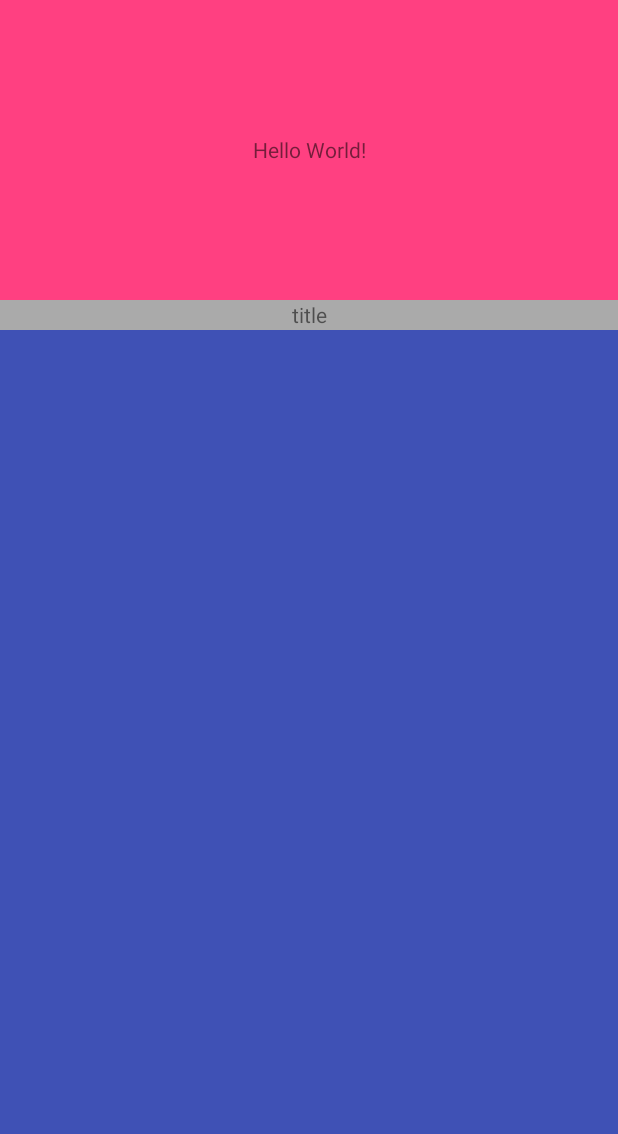
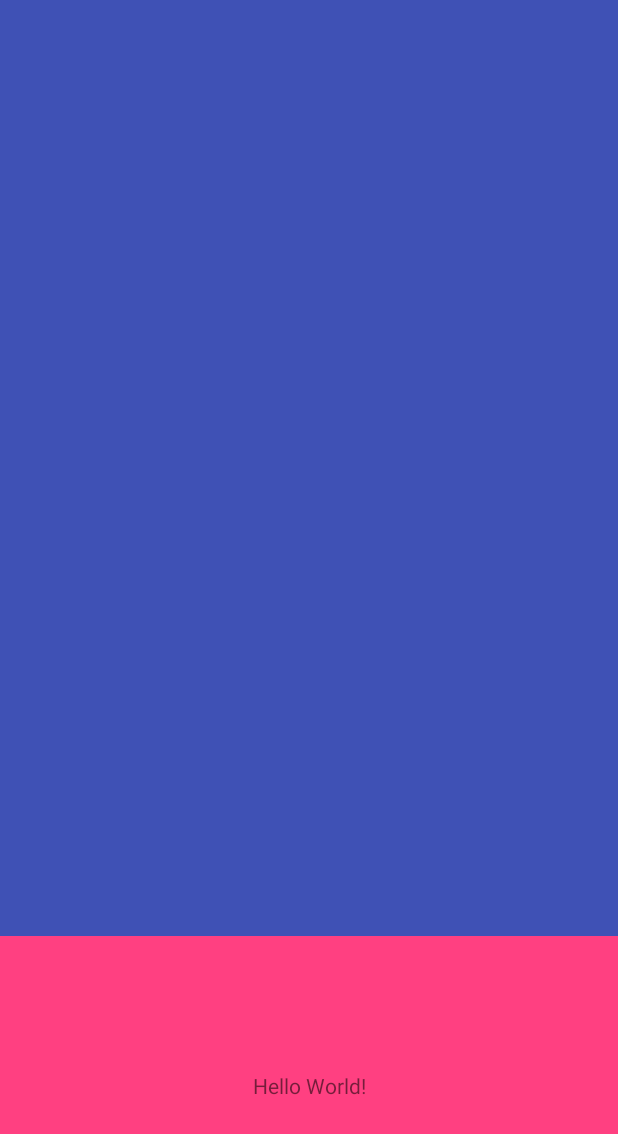
Before and after one commit to AoEiuV020/KotlinDemo, an Android app: the layout activity_nested.xml on its own in the app's theme, with its tools: preview values and no code run, on a phone screen of 412 x 824 dp. Shown: the top 1134 px of the screen. Run offline under Robolectric (Android 15) with nearby library versions, the phone set to English and light mode, and no system bars.

Commit message:
搞出footer效果

```diff
--- a/app/src/main/java/cc/aoeiuv020/demo/NestedActivity.kt
+++ b/app/src/main/java/cc/aoeiuv020/demo/NestedActivity.kt
@@ -20,6 +20,6 @@ class NestedActivity : AppCompatActivity() {
 
         recyclerView.adapter = MyRecyclerAdapter()
         recyclerView.layoutManager = LinearLayoutManager(this)
-
+        recyclerView.scrollToPosition(recyclerView.adapter.itemCount)
     }
 }
--- a/app/src/main/res/layout/activity_nested.xml
+++ b/app/src/main/res/layout/activity_nested.xml
@@ -15,7 +15,8 @@
         <android.support.v4.widget.NestedScrollView
             android:id="@+id/move"
             android:layout_width="match_parent"
-            android:layout_height="200dp">
+            android:layout_height="200dp"
+            android:layout_gravity="bottom">
 
             <LinearLayout
                 android:layout_width="match_parent"
```
Also changed, not shown: app/src/main/java/cc/aoeiuv020/demo/MyBehavior.kt (+6 -6 lines).
